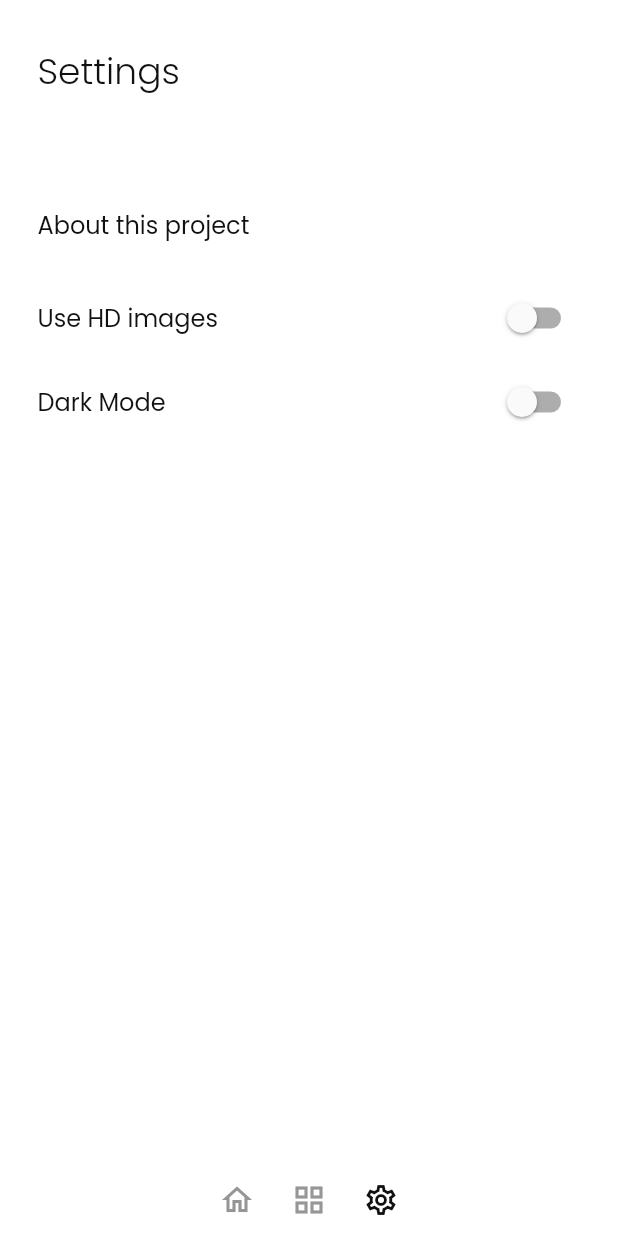
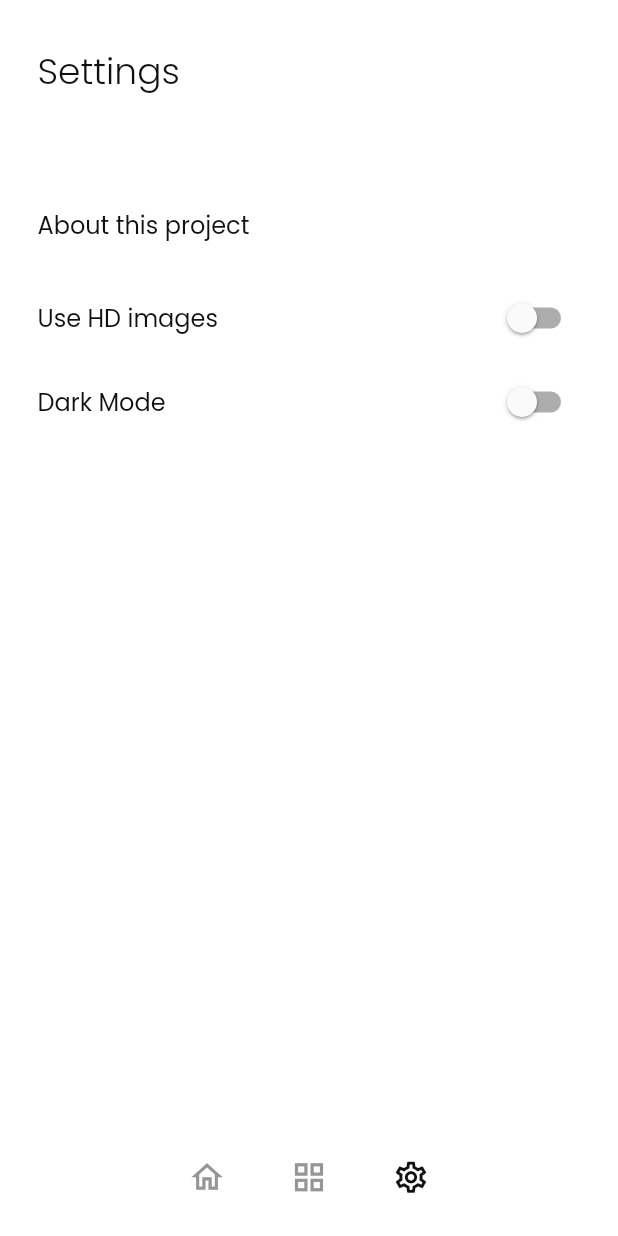
Before and after one commit to WillACosta/astronomy, a Flutter app: the ContainerPage screen opened by its route, after a tap on the "grid view" icon, after a tap on the "settings" icon, on a phone screen of 412 x 824 dp. Run offline on Flutter 3.47's test engine with Material 2 defaults, Android fonts, the phone set to English and light mode, and no system bars; our stand-ins replace cached_network_image, flutter_dotenv, flutter_mobx, fpdart, get_it, google_fonts and 4 more; missing offline and left inert: social_share; accounts and stored records are empty; generated files the repository leaves out were written again; network calls fail.

Commit message:
feat: Add shimmer loading effect

```diff
--- a/lib/presentation/pages/container_page.dart
+++ b/lib/presentation/pages/container_page.dart
@@ -26,7 +26,7 @@ class ContainerPage extends StatelessWidget {
         ],
       ),
       bottomNavigationBar: Container(
-        padding: EdgeInsets.only(top: getProportionateScreenHeight(15)),
+        padding: EdgeInsets.all(getProportionateScreenHeight(15)),
         decoration: BoxDecoration(
           color: Theme.of(context).primaryColor,
           borderRadius: BorderRadius.only(
@@ -43,21 +43,35 @@ class ContainerPage extends StatelessWidget {
                 children: [
                   IconButton(
                     onPressed: () => _store.toPage(0),
-                    icon: Icon(Icons.home_outlined),
+                    icon: Icon(
+                      Icons.home_outlined,
+                      size: 25,
+                    ),
                     color: _store.currentPage == 0
                         ? Theme.of(context).accentColor
                         : AppColors.accent,
                   ),
-                  IconButton(
-                    onPressed: () => _store.toPage(1),
-                    icon: Icon(Icons.grid_view_outlined),
-                    color: _store.currentPage == 1
-                        ? Theme.of(context).accentColor
-                        : AppColors.accent,
+                  Padding(
+                    padding: EdgeInsets.symmetric(
+                      horizontal: getProportionateScreenWidth(20),
+                    ),
+                    child: IconButton(
+                      onPressed: () => _store.toPage(1),
+                      icon: Icon(
+                        Icons.grid_view_outlined,
+                        size: 25,
+                      ),
+                      color: _store.currentPage == 1
+                          ? Theme.of(context).accentColor
+                          : AppColors.accent,
+                    ),
                   ),
                   IconButton(
                     onPressed: () => _store.toPage(2),
-                    icon: Icon(Icons.settings_outlined),
+                    icon: Icon(
+                      Icons.settings_outlined,
+                      size: 25,
+                    ),
                     color: _store.currentPage == 2
                         ? Theme.of(context).accentColor
                         : AppColors.accent,
--- a/lib/presentation/pages/grid/grid_page.dart
+++ b/lib/presentation/pages/grid/grid_page.dart
@@ -9,6 +9,7 @@ import '../../../external/dependency_injection/locator.dart';
 import '../../../application/grid/grid_page_store.dart';
 
 import 'components/grid_page_body.dart';
+import 'components/shimmer_loader.dart';
 
 class GridPage extends StatelessWidget {
   GridPage({Key? key}) : super(key: key);
@@ -26,8 +27,11 @@ class GridPage extends StatelessWidget {
         elevation: 0,
         title: Observer(
           builder: (_) {
-            return Text(_store.getDateRangeLabel,
-                style: AppTextStyles.body(), textAlign: TextAlign.start);
+            return Text(
+              _store.getDateRangeLabel,
+              style: AppTextStyles.body(),
+              textAlign: TextAlign.start,
+            );
           },
         ),
         actions: [
@@ -55,7 +59,7 @@ class GridPage extends StatelessWidget {
             var state = _store.state;
 
             if (state is LoadingState) {
-              return Center(child: CircularProgressIndicator());
+              return ShimmerLoader();
             }
 
             if (state is SuccessState) {
--- /dev/null
+++ b/lib/presentation/pages/home/components/shimmer_loader.dart
@@ -0,0 +1,20 @@
+import 'package:flutter/material.dart';
+
+import '../../../widgets/widgets.dart';
+
+class ShimmerLoader extends StatelessWidget {
+  const ShimmerLoader({
+    Key? key,
+  }) : super(key: key);
+
+  @override
+  Widget build(BuildContext context) {
+    return ShimmerTile.radiusSquare(
+      width: double.infinity,
+      height: double.infinity,
+      shapeBorder: RoundedRectangleBorder(
+        borderRadius: BorderRadius.circular(10),
+      ),
+    );
+  }
+}
--- a/lib/presentation/pages/home/home_page.dart
+++ b/lib/presentation/pages/home/home_page.dart
@@ -10,6 +10,7 @@ import '../../widgets/widgets.dart';
 
 import '../../utils/utils.dart' show AppSizeConfig, AppImages;
 
+import 'components/shimmer_loader.dart';
 import 'components/show_sheet_modal.dart';
 import 'components/bottom_sheet_button.dart';
 
@@ -37,7 +38,7 @@ class HomePage extends StatelessWidget {
             if (state is InitialState) {}
 
             if (state is LoadingState) {
-              return Center(child: CircularProgressIndicator());
+              return ShimmerLoader();
             }
 
             if (state is SuccessState) {
--- a/lib/presentation/widgets/sheet_container.dart
+++ b/lib/presentation/widgets/sheet_container.dart
@@ -1,6 +1,4 @@
 import 'package:flutter/material.dart';
-
-import '../utils/utils.dart';
 
 class SheetContainer extends StatelessWidget {
   const SheetContainer({ Key? key, required this.child }) : super(key: key);
--- /dev/null
+++ b/lib/presentation/widgets/shimmer_tile.dart
@@ -0,0 +1,29 @@
+import 'package:flutter/material.dart';
+import 'package:shimmer/shimmer.dart';
+
+class ShimmerTile extends StatelessWidget {
+  final double width;
+  final double height;
+  final ShapeBorder shapeBorder;
+
+  const ShimmerTile.radiusSquare({
+    required this.width,
+    required this.height,
+    required this.shapeBorder,
+  });
+
+  @override
+  Widget build(BuildContext context) => Shimmer.fromColors(
+        baseColor: Colors.grey[700]!,
+        highlightColor: Colors.grey[600]!,
+        period: Duration(seconds: 3),
+        child: Container(
+          width: width,
+          height: height,
+          decoration: ShapeDecoration(
+            shape: shapeBorder,
+            color: Colors.grey[700],
+          ),
+        ),
+      );
+}
--- a/lib/presentation/widgets/widgets.dart
+++ b/lib/presentation/widgets/widgets.dart
@@ -5,3 +5,4 @@ export 'error_state_widget.dart';
 export 'sheet_handle.dart';
 export 'switch_list_button.dart';
 export 'settings_list_tile.dart';
+export 'shimmer_tile.dart';
--- a/pubspec.yaml
+++ b/pubspec.yaml
@@ -26,6 +26,7 @@ dependencies:
   hive: ^2.0.4
   path_provider: ^2.0.2
   hive_flutter: ^1.1.0
+  shimmer: ^2.0.0
 
 dev_dependencies:
   build_runner: ^2.1.0
```
Also changed, not shown: lib/presentation/pages/grid/components/shimmer_loader.dart (added, +30 -0 lines), pubspec.lock.
